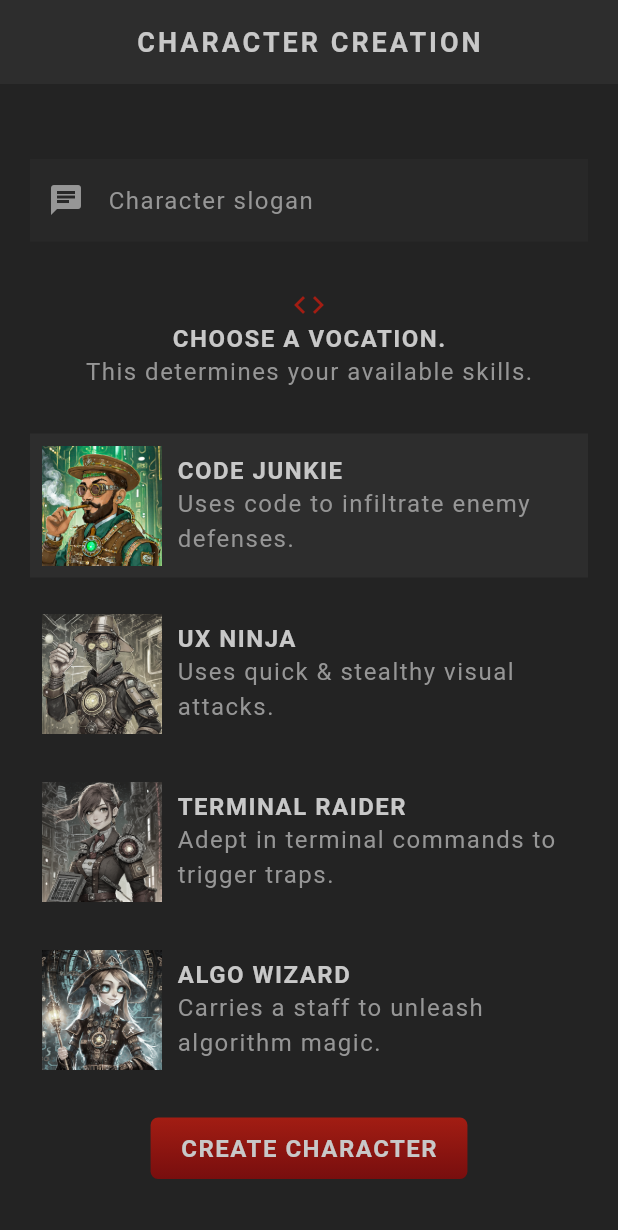
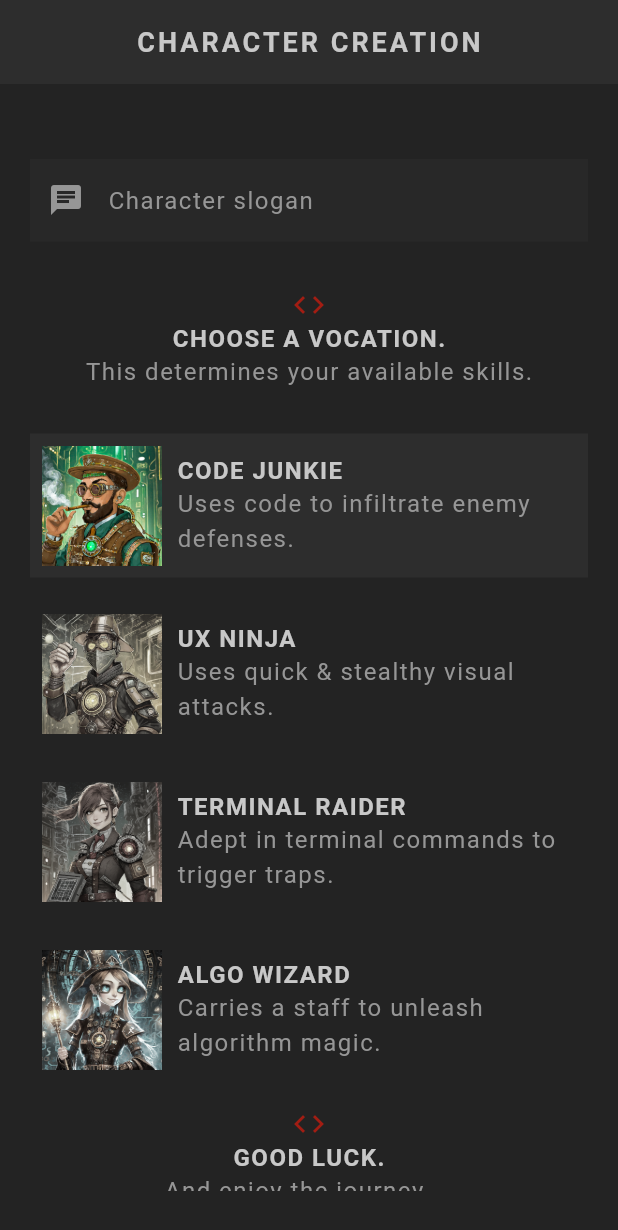
Before and after one commit to jecode93/app_rpg, a Flutter app: the screen it shows after launch, scrolled down 153 dp, on a phone screen of 412 x 824 dp. Shown: the top 1230 px of the screen. Run offline on Flutter 3.47's test engine with Material 3 defaults, Android fonts, the phone set to English and light mode, and no system bars; our stand-ins replace google_fonts; missing offline and left inert: dart:ffi; Roboto replaces fonts that are missing (Kanit).

Commit message:
Submitting the Data.

```diff
--- a/lib/screens/create/create.dart
+++ b/lib/screens/create/create.dart
@@ -1,5 +1,6 @@
 import 'dart:ffi';
 
+import 'package:app_rpg/models/character.dart';
 import 'package:app_rpg/models/vocation.dart';
 import 'package:app_rpg/screens/create/vocation_card.dart';
 import 'package:app_rpg/shared/styled_button.dart';
@@ -7,6 +8,9 @@ import 'package:app_rpg/shared/styled_text.dart';
 import 'package:app_rpg/theme.dart';
 import 'package:flutter/material.dart';
 import 'package:google_fonts/google_fonts.dart';
+import 'package:uuid/uuid.dart';
+
+var uuid = const Uuid();
 
 class Create extends StatefulWidget {
   const Create({super.key});
@@ -38,17 +42,19 @@ class _CreateState extends State<Create> {
   // Submit Handler
   void handleSubmit() {
     if (_nameController.text.trim().isEmpty) {
-      print('Name must not be empty.');
+      // show error dialog
       return;
     }
 
     if (_sloganController.text.trim().isEmpty) {
-      print('Slogan must not be empty.');
+      // show error dialog
       return;
     }
-
-    print(_nameController.text);
-    print(_sloganController.text);
+    characters.add(Character(
+        name: _nameController.text.trim(),
+        slogan: _sloganController.text.trim(),
+        vocation: selectedVocation,
+        id: uuid.v4()));
   }
 
   @override
@@ -144,6 +150,21 @@ class _CreateState extends State<Create> {
                 onTap: updateVocation,
               ),
 
+              // Goog luck message
+              Center(
+                child: Icon(
+                  Icons.code,
+                  color: AppColors.primaryColor,
+                ),
+              ),
+              const Center(
+                child: StyledHeading('Good Luck.'),
+              ),
+              const Center(
+                child: StyledText('And enjoy the journey....'),
+              ),
+              const SizedBox(height: 30),
+
               Center(
                 child: StyledButton(
                   onPressed: handleSubmit,
```
